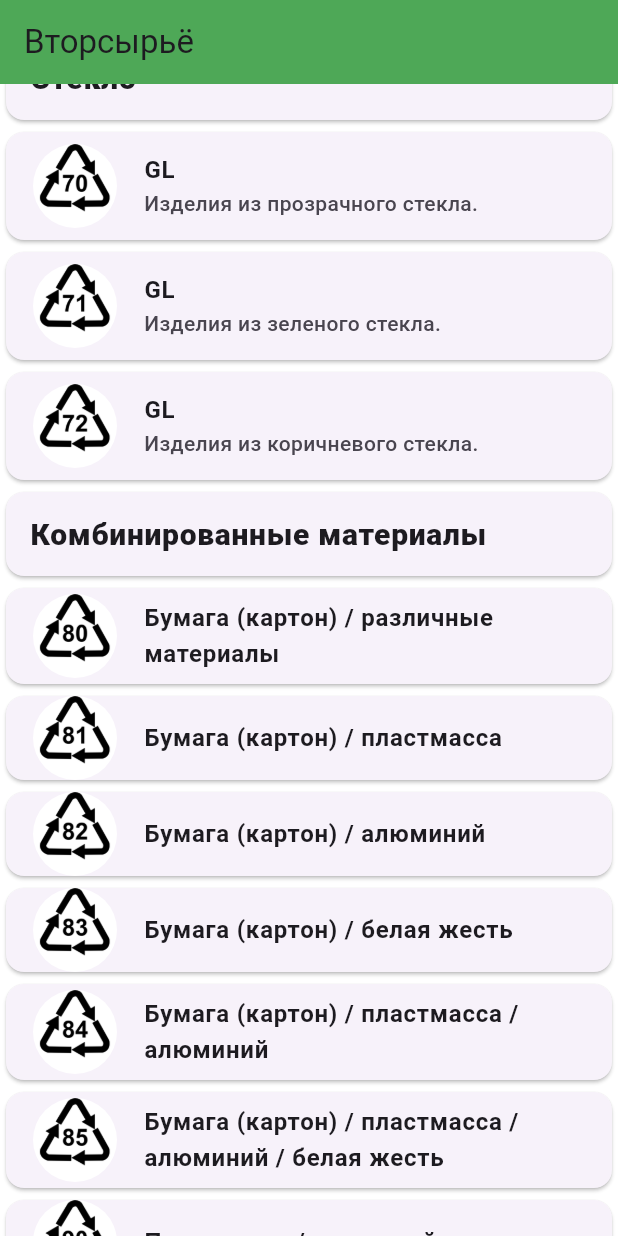
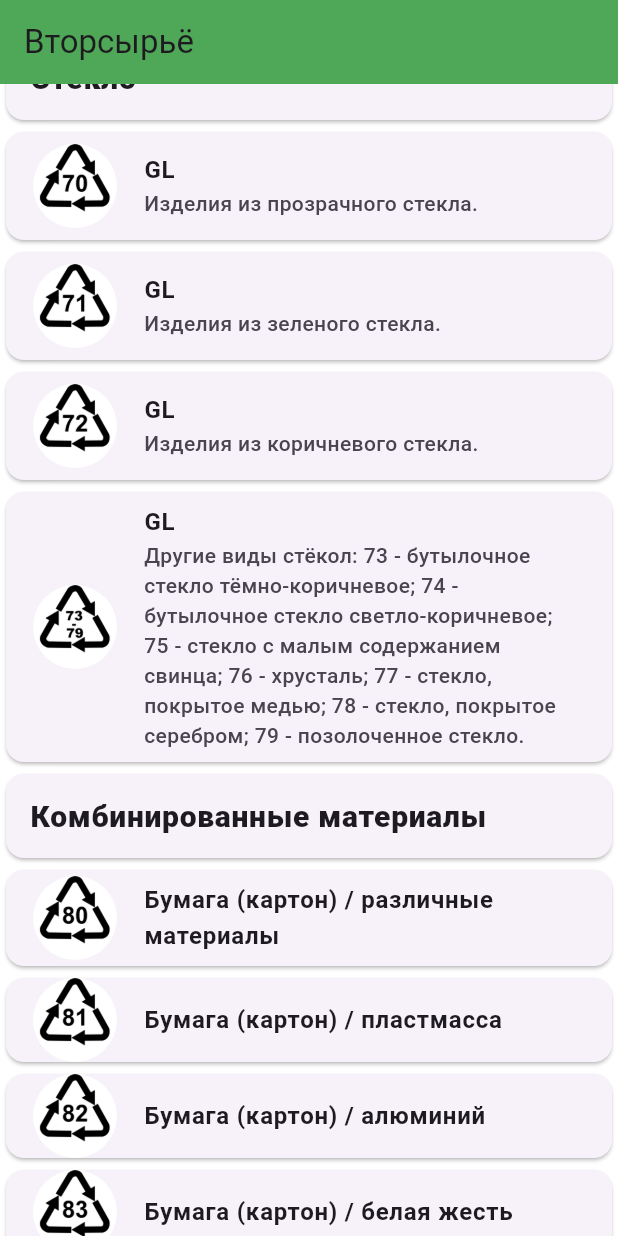
Before and after one commit to MPVJ/recycle, a Flutter app: the screen it shows after launch, scrolled down 2304 dp, on a phone screen of 412 x 824 dp. Run offline on Flutter 3.47's test engine with Material 3 defaults, Android fonts, the light colour scheme and no system bars.

Commit message:
Added73-79

```diff
--- a/lib/main.dart
+++ b/lib/main.dart
@@ -1,4 +1,3 @@
-import 'package:flutter/cupertino.dart';
 import 'package:flutter/material.dart';
 
 void main() {
@@ -420,6 +419,25 @@ class MyApp extends StatelessWidget {
                   ),
                 ),
                 Card(
+                  child: ListTile(
+                    leading: CircleAvatar(
+                      backgroundColor: Colors.white,
+                      backgroundImage: AssetImage("images/73-79gl.png"),
+                      radius: 30,
+                    ),
+                    title: Text(
+                      'GL',
+                      style: TextStyle(fontWeight: FontWeight.w700),
+                    ),
+                    subtitle: Text(
+                      'Другие виды стёкол: 73 - бутылочное стекло тёмно-коричневое; 74 - бутылочное стекло светло-коричневое;'
+                      ' 75 - стекло с малым содержанием свинца; 76 - хрусталь; 77 - стекло, покрытое медью; '
+                      '78 - стекло, покрытое серебром; 79 - позолоченное стекло.',
+                      style: TextStyle(fontWeight: FontWeight.w500),
+                    ),
+                  ),
+                ),
+                Card(
                     child: ListTile(
                         title: Text(
                   'Комбинированные материалы',
```
Also changed, not shown: pubspec.yaml (+4 -3 lines), images/73-79gl.png (added), pubspec.lock, 9 other files.
